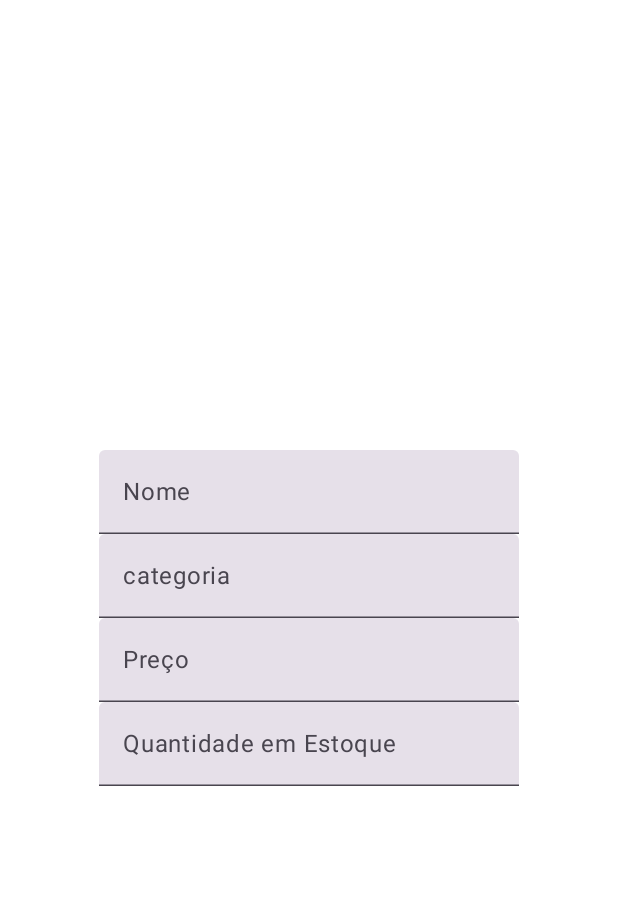
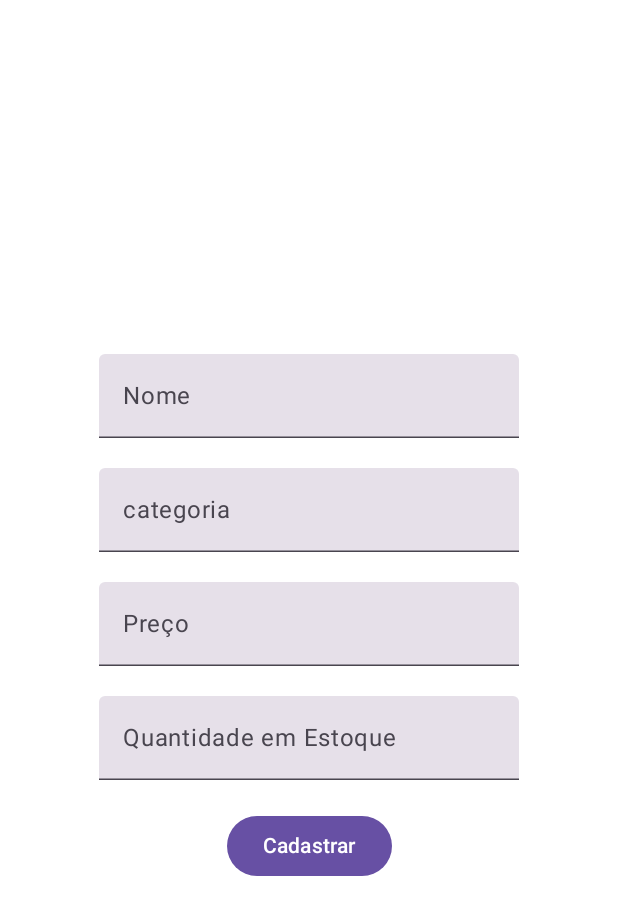
Before and after one commit to drielDev/ProvaMobile, an Android app built with Jetpack Compose: the @Preview function LayoutPreview, on a phone screen of 412 x 824 dp. Shown: the top 915 px of the screen. Run offline under Robolectric (Android 15) with nearby library versions, the phone set to English and light mode, and no system bars.

```diff
--- a/Lojinha/app/build.gradle.kts
+++ b/Lojinha/app/build.gradle.kts
@@ -51,6 +51,7 @@ android {
 
 dependencies {
 
+    implementation("androidx.navigation:navigation-compose:2.5.3")
     implementation("androidx.core:core-ktx:1.9.0")
     implementation("androidx.lifecycle:lifecycle-runtime-ktx:2.8.5")
     implementation("androidx.activity:activity-compose:1.9.2")
@@ -59,11 +60,13 @@ dependencies {
     implementation("androidx.compose.ui:ui-graphics")
     implementation("androidx.compose.ui:ui-tooling-preview")
     implementation("androidx.compose.material3:material3")
+    implementation(platform("androidx.compose:compose-bom:2023.03.00"))
     testImplementation("junit:junit:4.13.2")
     androidTestImplementation("androidx.test.ext:junit:1.2.1")
     androidTestImplementation("androidx.test.espresso:espresso-core:3.6.1")
     androidTestImplementation(platform("androidx.compose:compose-bom:2023.03.00"))
     androidTestImplementation("androidx.compose.ui:ui-test-junit4")
+    androidTestImplementation(platform("androidx.compose:compose-bom:2023.03.00"))
     debugImplementation("androidx.compose.ui:ui-tooling")
     debugImplementation("androidx.compose.ui:ui-test-manifest")
 }
--- a/Lojinha/app/src/main/java/com/example/lojinha/MainActivity.kt
+++ b/Lojinha/app/src/main/java/com/example/lojinha/MainActivity.kt
@@ -5,10 +5,11 @@ import androidx.activity.ComponentActivity
 import androidx.activity.compose.setContent
 import androidx.compose.foundation.layout.Arrangement
 import androidx.compose.foundation.layout.Column
+import androidx.compose.foundation.layout.Spacer
 import androidx.compose.foundation.layout.fillMaxSize
+import androidx.compose.foundation.layout.height
+import androidx.compose.material3.Button
 import androidx.compose.material3.ExperimentalMaterial3Api
-import androidx.compose.material3.MaterialTheme
-import androidx.compose.material3.Surface
 import androidx.compose.material3.Text
 import androidx.compose.material3.TextField
 import androidx.compose.runtime.Composable
@@ -19,7 +20,11 @@ import androidx.compose.runtime.setValue
 import androidx.compose.ui.Alignment
 import androidx.compose.ui.Modifier
 import androidx.compose.ui.tooling.preview.Preview
-import com.example.lojinha.ui.theme.LojinhaTheme
+import androidx.compose.ui.unit.dp
+import androidx.navigation.NavController
+import androidx.navigation.compose.NavHost
+import androidx.navigation.compose.composable
+import androidx.navigation.compose.rememberNavController
 
 class MainActivity : ComponentActivity() {
     override fun onCreate(savedInstanceState: Bundle?) {
@@ -34,6 +39,8 @@ class MainActivity : ComponentActivity() {
 @Composable
 fun LayoutMain() {
 
+    var navController = rememberNavController()
+
     var nome by remember { mutableStateOf("")}
     var categoria by remember { mutableStateOf("")}
     var preco by remember { mutableStateOf("")}
@@ -41,7 +48,7 @@ fun LayoutMain() {
     var listaProdutos by remember { mutableStateOf(listOf<Produto>()) }
 
     var precoFloat by remember { mutableStateOf(0.0f) }
-    var quantProdutoFloat by remember { mutableStateOf(0) }
+    var quantEstoqueFloat by remember { mutableStateOf(0) }
 
 
     Column(modifier = Modifier.fillMaxSize(),
@@ -50,7 +57,11 @@ fun LayoutMain() {
 
         TextField(value = nome, onValueChange = {nome = it}, label = { Text(text = "Nome")})
 
+        Spacer(modifier = Modifier.height(20.dp))
+
         TextField(value = categoria, onValueChange = {categoria = it}, label = { Text(text = "categoria")})
+
+        Spacer(modifier = Modifier.height(20.dp))
 
         TextField(
             value = preco,
@@ -61,14 +72,33 @@ fun LayoutMain() {
             label = { Text(text = "Preço") }
         )
 
+        Spacer(modifier = Modifier.height(20.dp))
+
         TextField(
             value = quantEstoque,
             onValueChange = {
                 quantEstoque = it
-                quantProdutoFloat = it.toIntOrNull() ?: 0 },
+                quantEstoqueFloat = it.toIntOrNull() ?: 0 },
             label = { Text(text = "Quantidade em Estoque") }
         )
+
+        Spacer(modifier = Modifier.height(20.dp))
+
+        Button(onClick = {
+            listaProdutos += Produto(nome, categoria, precoFloat, quantEstoqueFloat)
+            nome = ""
+            categoria = ""
+            precoFloat = 0.0f
+            quantEstoqueFloat = 0
+        }) {
+            Text(text = "Cadastrar")
+        }
     }
+}
+
+@Composable
+fun ProdutoActivity(){
+
 }
 
 @Preview(showBackground = true)
--- a/Lojinha/app/src/main/res/values/strings.xml
+++ b/Lojinha/app/src/main/res/values/strings.xml
@@ -1,3 +1,4 @@
 <resources>
     <string name="app_name">Lojinha</string>
+    <string name="title_activity_produto">ProdutoActivity</string>
 </resources>
```
